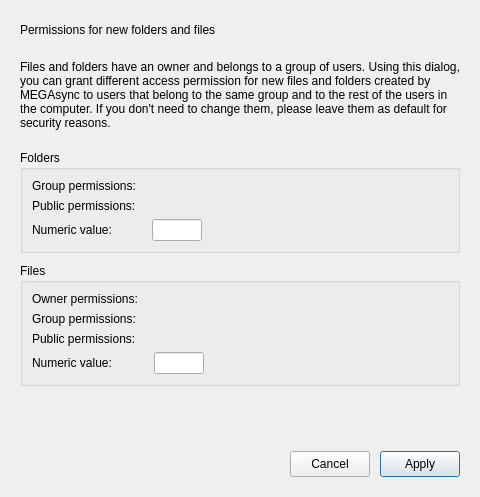
Before: the Qt Designer form src/MEGASync/gui/ui/PermissionsDialog.ui in meganz/MEGAsync, drawn with Qt 5.
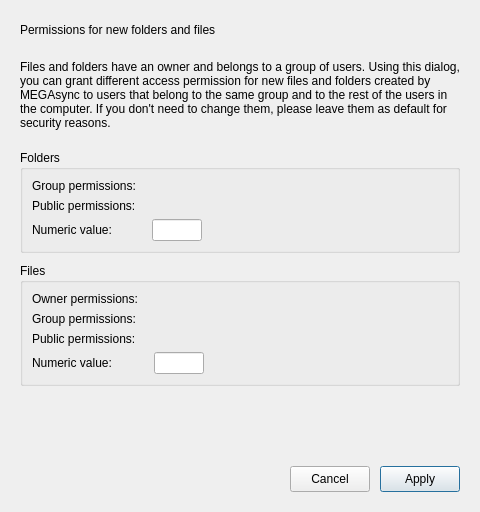
After: the same form once the commit is applied. Custom widgets are drawn as their Qt base class.

Commit message: SNC-3941: Increase permissions dialog size.

```diff
--- a/src/MEGASync/gui/ui/PermissionsDialog.ui
+++ b/src/MEGASync/gui/ui/PermissionsDialog.ui
@@ -7,7 +7,7 @@
     <x>0</x>
     <y>0</y>
     <width>480</width>
-    <height>497</height>
+    <height>512</height>
    </rect>
   </property>
   <property name="sizePolicy">
```
